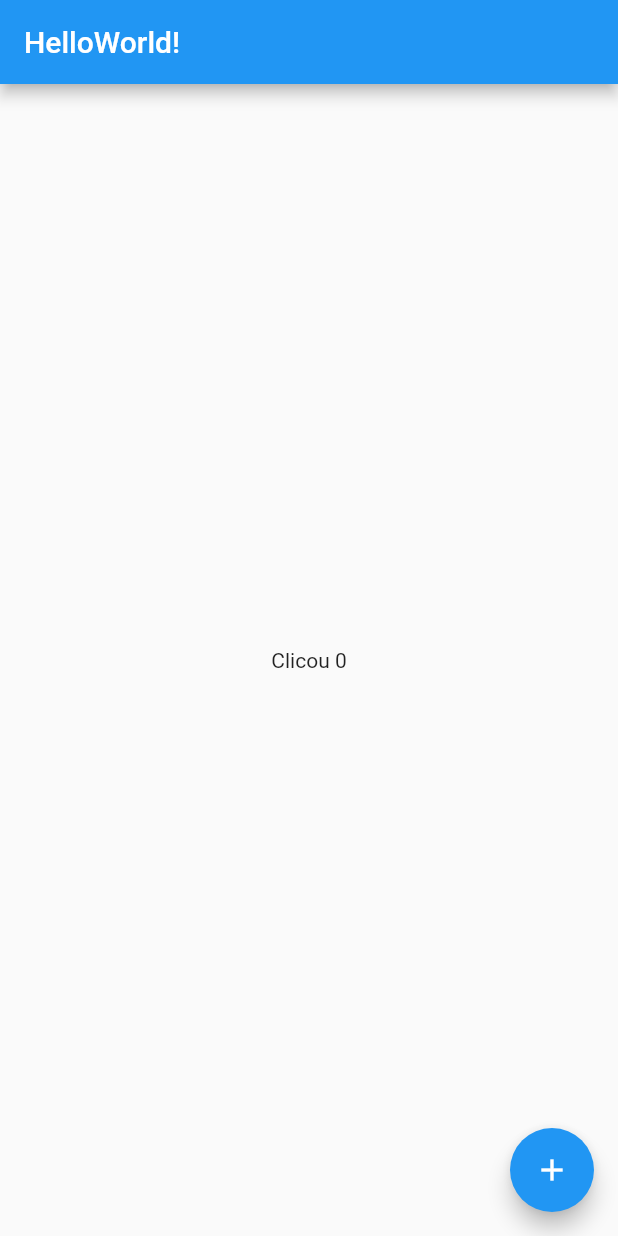
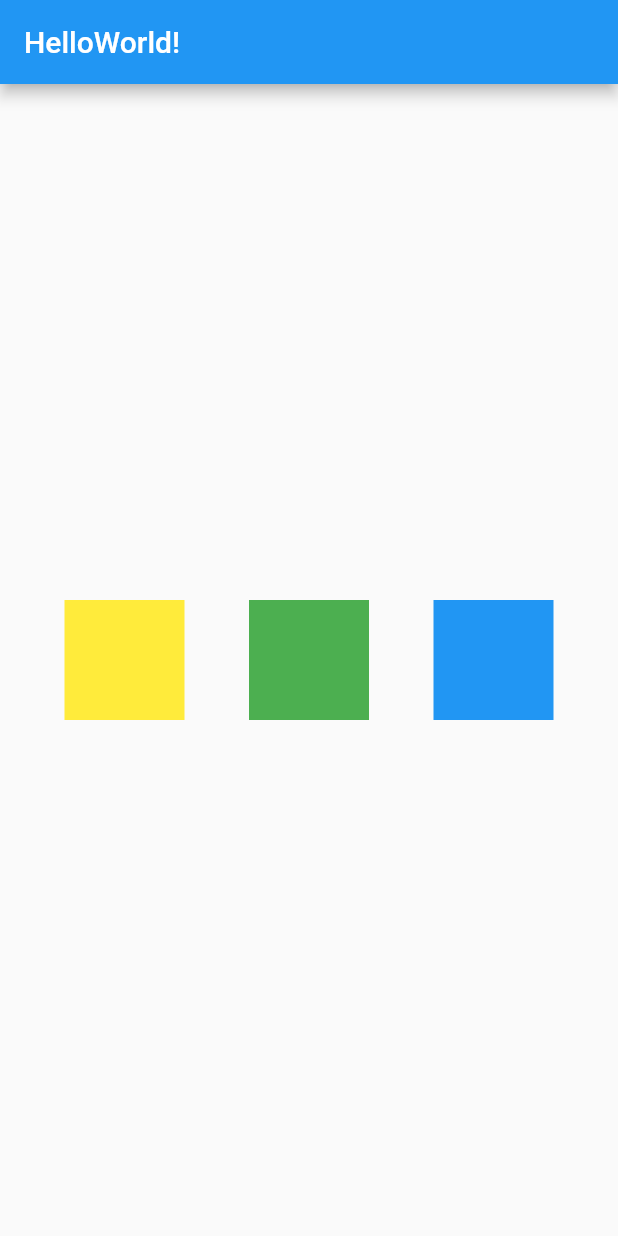
Before and after one commit to natanael-vieira/hello_world, a Flutter app: the screen it shows after launch, on a phone screen of 412 x 824 dp. Run offline on Flutter 3.47's test engine with Material 2 defaults, Android fonts, the phone set to English and light mode, and no system bars.

Commit message:
Update home_page.dart
Criando blocos e verificando como funciona MainAxis e CrossAxis

```diff
--- a/lib/home_page.dart
+++ b/lib/home_page.dart
@@ -43,18 +43,43 @@ class _HomePageState extends State<HomePage> {
       appBar: AppBar(
         title: Text('HelloWorld!'),
       ),
-      body: Center(
-        child: Text('Clicou $counter'),
+      body: SizedBox(
+        width: double.infinity,
+        height: double.infinity,
+        child: Row(
+          mainAxisAlignment: MainAxisAlignment.spaceEvenly,
+          crossAxisAlignment: CrossAxisAlignment.center,
+          children: [
+            Container(
+              width: 80,
+              height: 80,
+              color: Colors.yellow,
+            ),
+            Container(
+              width: 80,
+              height: 80,
+              color: Colors.green,
+            ),
+            Container(
+              width: 80,
+              height: 80,
+              color: Colors.blue,
+            ),
+          ],
+        ),
       ),
-      floatingActionButton: FloatingActionButton(
-        child: Icon(Icons.add),
-        onPressed: () {
-          setState(() {
-            counter++;
-          });
+      // body: Center(
+      //   child: Text('Clique $counter'),
+      // ),
+      // floatingActionButton: FloatingActionButton(
+      //   child: Icon(Icons.add),
+      //   onPressed: () {
+      //     setState(() {
+      //       counter++;
+      //     });
 
-        },
-      ),
+      //   },
+      // ),
     );
   }
 }
```
